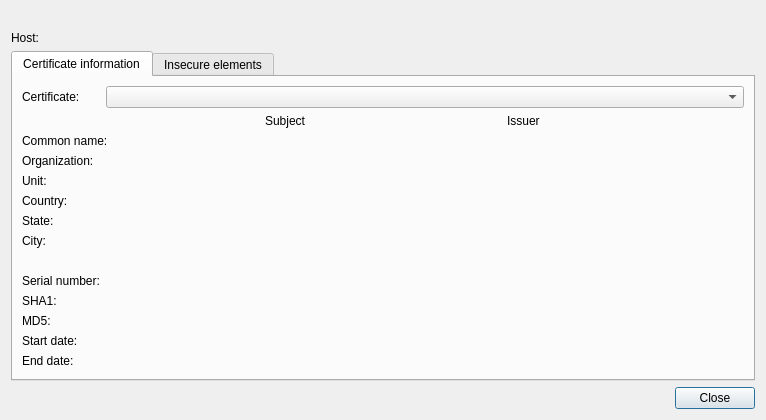
The window that src/plugins/poshuku/sslstatedialog.ui (0xd34df00d/leechcraft) describes before a commit, drawn with Qt 5.
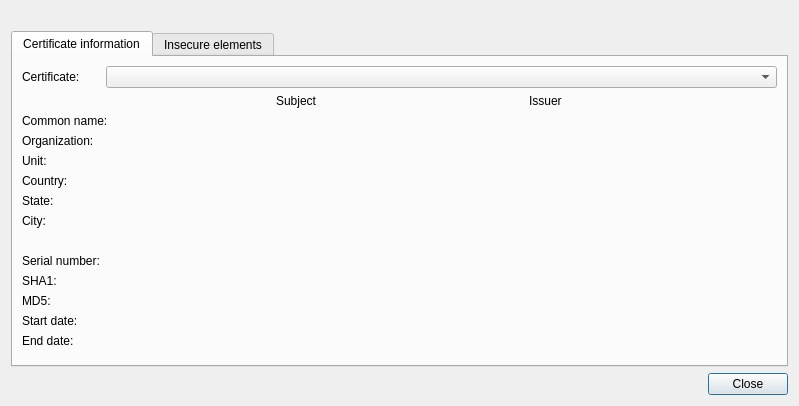
The same window after the commit.

Commit message: [Poshuku] Removed host from SSL cert dialog.

```diff
--- a/src/plugins/poshuku/sslstatedialog.ui
+++ b/src/plugins/poshuku/sslstatedialog.ui
@@ -6,8 +6,8 @@
    <rect>
     <x>0</x>
     <y>0</y>
-    <width>766</width>
-    <height>385</height>
+    <width>799</width>
+    <height>406</height>
    </rect>
   </property>
   <property name="windowTitle">
@@ -31,31 +31,7 @@
      </property>
     </widget>
    </item>
-   <item row="1" column="0">
-    <widget class="QLabel" name="label">
-     <property name="text">
-      <string>Host:</string>
-     </property>
-    </widget>
-   </item>
-   <item row="1" column="1">
-    <widget class="QLabel" name="HostLabel_">
-     <property name="text">
-      <string/>
-     </property>
-    </widget>
-   </item>
-   <item row="3" column="0" colspan="2">
-    <widget class="QDialogButtonBox" name="buttonBox">
-     <property name="orientation">
-      <enum>Qt::Horizontal</enum>
-     </property>
-     <property name="standardButtons">
-      <set>QDialogButtonBox::Close</set>
-     </property>
-    </widget>
-   </item>
-   <item row="2" column="0" colspan="2">
+   <item row="1" column="0" colspan="2">
     <widget class="QTabWidget" name="tabWidget">
      <property name="currentIndex">
       <number>0</number>
@@ -317,6 +293,16 @@
      </widget>
     </widget>
    </item>
+   <item row="2" column="0" colspan="2">
+    <widget class="QDialogButtonBox" name="buttonBox">
+     <property name="orientation">
+      <enum>Qt::Horizontal</enum>
+     </property>
+     <property name="standardButtons">
+      <set>QDialogButtonBox::Close</set>
+     </property>
+    </widget>
+   </item>
   </layout>
  </widget>
  <resources/>
```
